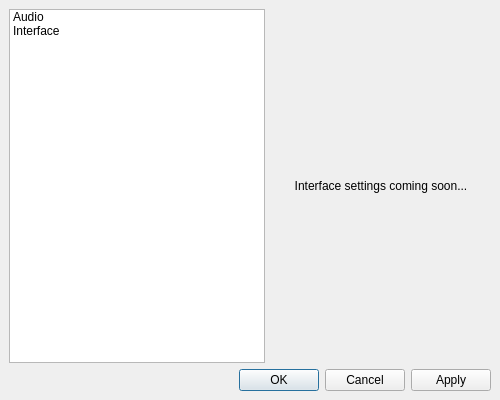
Before: the Qt Designer form src/PAW_GUI/settings_paw_gui.ui in CapitanMurasa/PerfectAudioWorks, drawn with Qt 5.
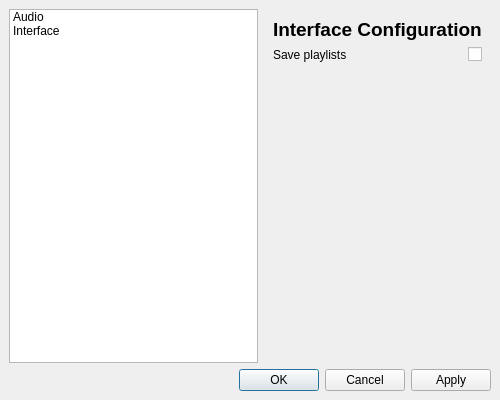
After: the same form once the commit is applied. The open tabs and pages were chosen to show the change.

Commit message: added json support + it's realization trough settings

The edit to the form file:
```diff
--- a/src/PAW_GUI/settings_paw_gui.ui
+++ b/src/PAW_GUI/settings_paw_gui.ui
@@ -80,14 +80,58 @@
 								<widget class="QWidget" name="uiPage">
 									<layout class="QVBoxLayout" name="uiLayout">
 										<item>
-											<widget class="QLabel" name="uiPlaceholder">
+           <widget class="QLabel" name="interfaceHeader">
+            <property name="font">
+             <font>
+              <pointsize>14</pointsize>
+              <weight>75</weight>
+              <bold>true</bold>
+             </font>
+            </property>
 												<property name="text">
-													<string>Interface settings coming soon...</string>
-												</property>
-												<property name="alignment">
-													<set>Qt::AlignCenter</set>
-												</property>
-											</widget>
+             <string>Interface Configuration</string>
+            </property>
+           </widget>
+          </item>
+          <item>
+           <layout class="QFormLayout" name="InterfaceForm">
+            <item row="0" column="0">
+             <widget class="QLabel" name="label">
+              <property name="text">
+               <string>Save playlists</string>
+              </property>
+             </widget>
+            </item>
+            <item row="0" column="1">
+             <widget class="QCheckBox" name="SavePlaylistsCheck">
+              <property name="font">
+               <font>
+                <weight>50</weight>
+                <bold>false</bold>
+               </font>
+              </property>
+              <property name="layoutDirection">
+               <enum>Qt::RightToLeft</enum>
+              </property>
+              <property name="text">
+               <string/>
+              </property>
+             </widget>
+            </item>
+           </layout>
+          </item>
+          <item>
+           <spacer name="verticalSpacer">
+            <property name="orientation">
+             <enum>Qt::Vertical</enum>
+            </property>
+            <property name="sizeHint" stdset="0">
+             <size>
+              <width>20</width>
+              <height>40</height>
+             </size>
+            </property>
+           </spacer>
 										</item>
 									</layout>
 								</widget>
```
Left out of the diff: 12 changed lines with no effect on the pictures. Lines whose indentation alone changed are shown as unchanged. The commit also changes 6 other files.
